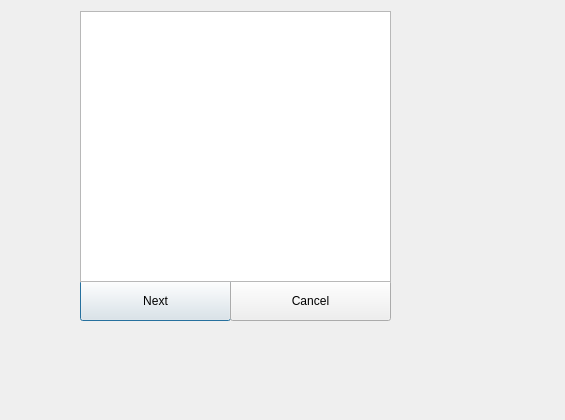
Old version of the form select_area.ui in the repository tapish13031997/OVV.
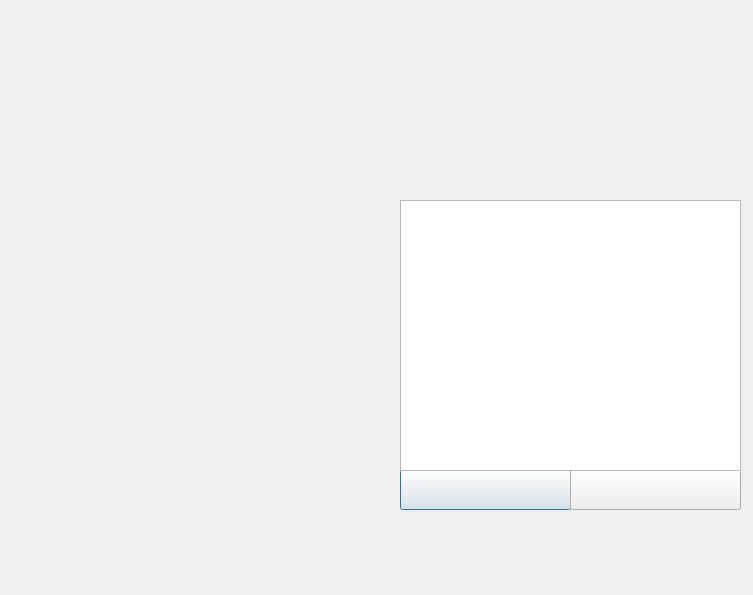
New version of the form. Icons and pictures are not drawn.

```diff
--- a/select_area.ui
+++ b/select_area.ui
@@ -6,45 +6,68 @@
    <rect>
     <x>0</x>
     <y>0</y>
-    <width>565</width>
-    <height>420</height>
+    <width>753</width>
+    <height>595</height>
    </rect>
   </property>
   <property name="windowTitle">
    <string>Dialog</string>
   </property>
+  <property name="styleSheet">
+   <string notr="true">background color:yellow</string>
+  </property>
   <widget class="QPushButton" name="next">
    <property name="geometry">
     <rect>
-     <x>80</x>
-     <y>280</y>
-     <width>151</width>
+     <x>400</x>
+     <y>469</y>
+     <width>171</width>
      <height>41</height>
     </rect>
    </property>
    <property name="text">
-    <string>Next</string>
+    <string/>
+   </property>
+   <property name="icon">
+    <iconset resource="src/files.qrc">
+     <normaloff>:/button_next.png</normaloff>:/button_next.png</iconset>
+   </property>
+   <property name="iconSize">
+    <size>
+     <width>171</width>
+     <height>41</height>
+    </size>
    </property>
   </widget>
   <widget class="QPushButton" name="cancel">
    <property name="geometry">
     <rect>
-     <x>230</x>
-     <y>280</y>
-     <width>161</width>
+     <x>570</x>
+     <y>469</y>
+     <width>171</width>
      <height>41</height>
     </rect>
    </property>
    <property name="text">
-    <string>Cancel</string>
+    <string/>
+   </property>
+   <property name="icon">
+    <iconset resource="src/files.qrc">
+     <normaloff>:/button_cancel.png</normaloff>:/button_cancel.png</iconset>
+   </property>
+   <property name="iconSize">
+    <size>
+     <width>171</width>
+     <height>41</height>
+    </size>
    </property>
   </widget>
   <widget class="QListWidget" name="arealist">
    <property name="geometry">
     <rect>
-     <x>80</x>
-     <y>11</y>
-     <width>311</width>
+     <x>400</x>
+     <y>200</y>
+     <width>341</width>
      <height>271</height>
     </rect>
    </property>
```
Left out of the diff: 4 changed lines with no effect on the pictures.
